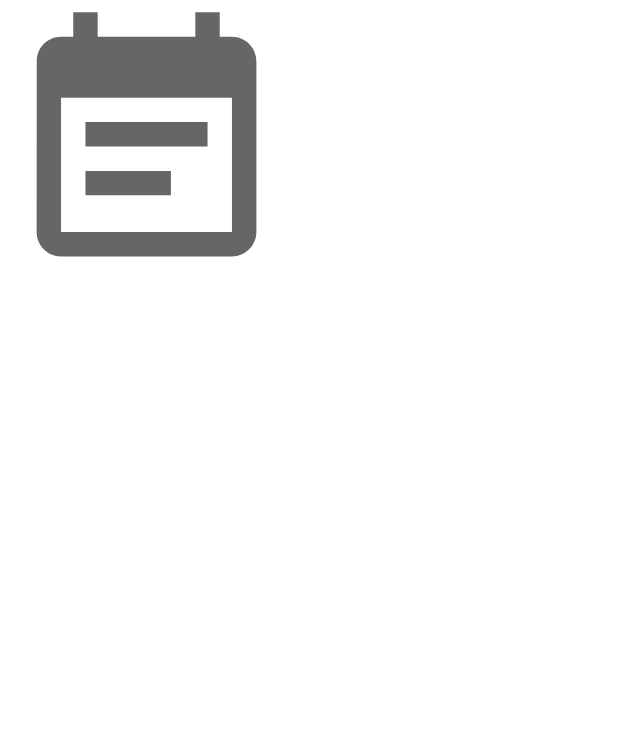
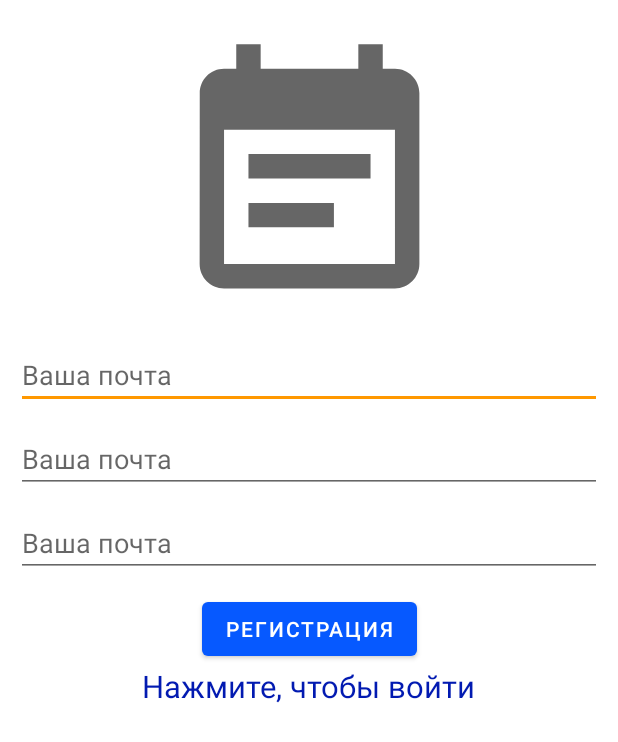
Before and after one commit to alf3ratz/qsearcher_new, an Android app: the SignInActivity screen opened directly, with no data from a screen before it, on a phone screen of 412 x 824 dp. Shown: the top 742 px of the screen. Run offline under Robolectric (Android 15) with nearby library versions, the phone set to English and light mode, and no system bars; our stand-ins replace data binding, sdp/ssp sizes.

Commit message:
start making signIn #3

```diff
--- a/app/src/main/AndroidManifest.xml
+++ b/app/src/main/AndroidManifest.xml
@@ -15,11 +15,12 @@
         android:theme="@style/AppTheme"
         android:usesCleartextTraffic="true"
         tools:targetApi="m">
-        <activity android:name=".activities.SignInActivity"></activity>
+
         <activity android:name=".activities.ChatActivity" />
         <activity android:name=".activities.SearchActivity" />
         <activity android:name=".activities.FavoritesActivity" />
         <activity android:name=".activities.EventDetailActivity" />
+        <activity android:name=".activities.SignInActivity" />
         <activity android:name=".activities.MainActivity">
             <intent-filter>
                 <action android:name="android.intent.action.MAIN" />
--- a/app/src/main/res/layout/activity_sign_in.xml
+++ b/app/src/main/res/layout/activity_sign_in.xml
@@ -11,10 +11,67 @@
         android:layout_width="match_parent"
         android:layout_height="match_parent"
         tools:context=".activities.SignInActivity"
+        android:padding="@dimen/_8sdp"
+
         >
         <ImageView
+            android:id="@+id/appImage"
             android:src="@drawable/ic_event"
             android:layout_width="@dimen/_150sdp"
-            android:layout_height="@dimen/_150sdp"/>
+            android:layout_height="@dimen/_150sdp"
+            app:layout_constraintTop_toTopOf="parent"
+            app:layout_constraintStart_toStartOf="parent"
+            app:layout_constraintEnd_toEndOf="parent"
+            android:layout_marginTop="@dimen/_8sdp"/>
+        <EditText
+            android:id="@+id/emailEditText"
+            android:hint="@string/your_email"
+            android:layout_width="match_parent"
+            android:layout_height="wrap_content"
+            android:inputType="textEmailAddress"
+            android:layout_marginTop="@dimen/_8sdp"
+            app:layout_constraintStart_toStartOf="parent"
+            app:layout_constraintTop_toBottomOf="@id/appImage"/>
+        <EditText
+            android:id="@+id/passwordEditText"
+            android:hint="@string/your_email"
+            android:layout_width="match_parent"
+            android:layout_height="wrap_content"
+            android:inputType="textEmailAddress"
+            android:layout_marginTop="@dimen/_8sdp"
+            app:layout_constraintStart_toStartOf="parent"
+            app:layout_constraintTop_toBottomOf="@id/emailEditText"/>
+        <EditText
+            android:id="@+id/nameEditText"
+            android:hint="@string/your_email"
+            android:layout_width="match_parent"
+            android:layout_height="wrap_content"
+            android:inputType="textEmailAddress"
+            android:layout_marginTop="@dimen/_8sdp"
+            app:layout_constraintStart_toStartOf="parent"
+            app:layout_constraintTop_toBottomOf="@id/passwordEditText"/>
+        <Button
+            android:layout_marginTop="@dimen/_8sdp"
+            android:id="@+id/loginSignUpButton"
+            android:layout_width="wrap_content"
+            android:layout_height="wrap_content"
+            android:text="@string/registration"
+            app:layout_constraintTop_toBottomOf="@id/nameEditText"
+            app:layout_constraintStart_toStartOf="parent"
+            app:layout_constraintEnd_toEndOf="parent"/>
+        <TextView
+            android:id="@+id/toggleLoginTextView"
+            android:text="@string/tap_to_log_in"
+            android:layout_width="wrap_content"
+            android:layout_height="wrap_content"
+            android:textSize="@dimen/_16sdp"
+            android:clickable="true"
+            android:focusable="true"
+            app:layout_constraintTop_toBottomOf="@id/loginSignUpButton"
+            app:layout_constraintStart_toStartOf="parent"
+            app:layout_constraintEnd_toEndOf="parent"
+            android:textColor="@color/colorPrimaryDark"/>
+
+
     </androidx.constraintlayout.widget.ConstraintLayout>
 </layout>
--- a/app/src/main/res/values/strings.xml
+++ b/app/src/main/res/values/strings.xml
@@ -9,4 +9,7 @@
     <string name="favorites">Избранное</string>
     <string name="search_event">Поиск события</string>
     <string name="chat">Сообщения</string>
+    <string name="your_email">Ваша почта</string>
+    <string name="registration">Регистрация</string>
+    <string name="tap_to_log_in">Нажмите, чтобы войти</string>
 </resources>
```
Also changed, not shown: 1 other file.
